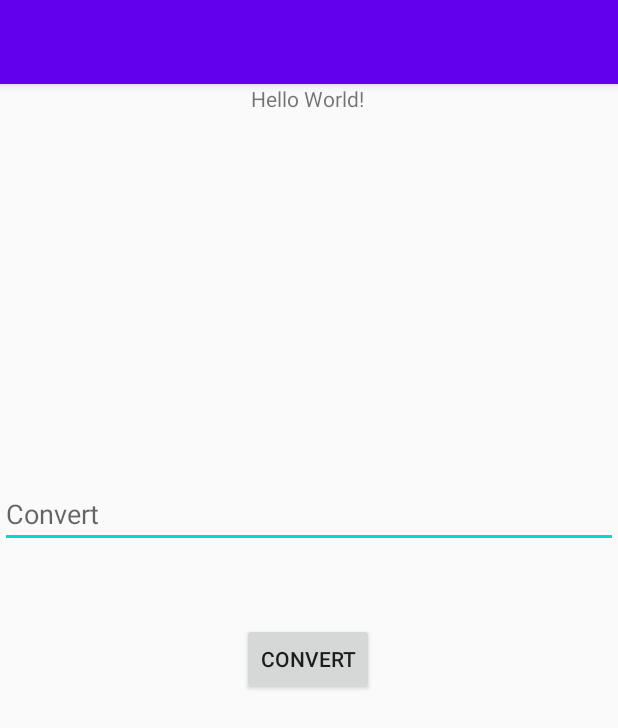
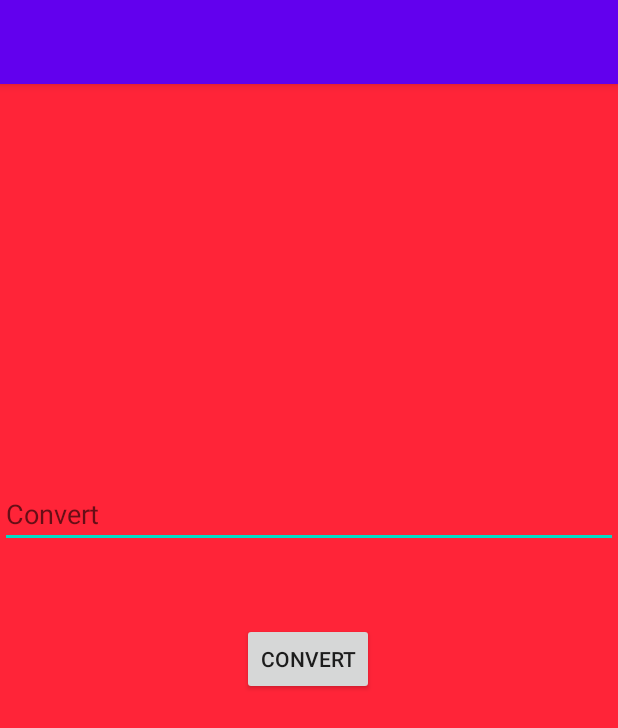
Before and after one commit to jmcginty865/KotlinTutorial, an Android app: the screen it shows after launch (MainActivity), on a phone screen of 412 x 824 dp. Shown: the top 728 px of the screen. Run offline under Robolectric (Android 15) with nearby library versions, the phone set to English and light mode, and no system bars.

Commit message:
Changed the background color for the main view.

```diff
--- a/app/src/main/res/layout/activity_main.xml
+++ b/app/src/main/res/layout/activity_main.xml
@@ -4,13 +4,13 @@
     xmlns:tools="http://schemas.android.com/tools"
     android:layout_width="match_parent"
     android:layout_height="match_parent"
-    tools:context=".MainActivity">
+    tools:context=".MainActivity"
+    android:background="#ff2438">
 
     <TextView
         android:id="@+id/textView"
         android:layout_width="wrap_content"
         android:layout_height="wrap_content"
-        android:text="Hello World!"
         app:layout_constraintEnd_toEndOf="parent"
         app:layout_constraintHorizontal_bias="0.498"
         app:layout_constraintLeft_toLeftOf="parent"
```
